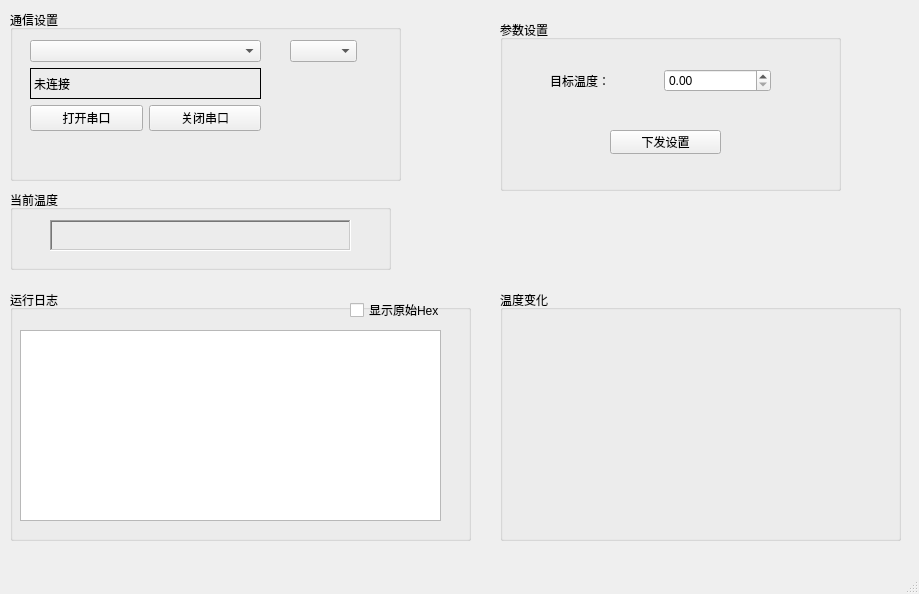
mojimojimo/MyIndustrialHMI, file mainwindow.ui: the form before one commit.
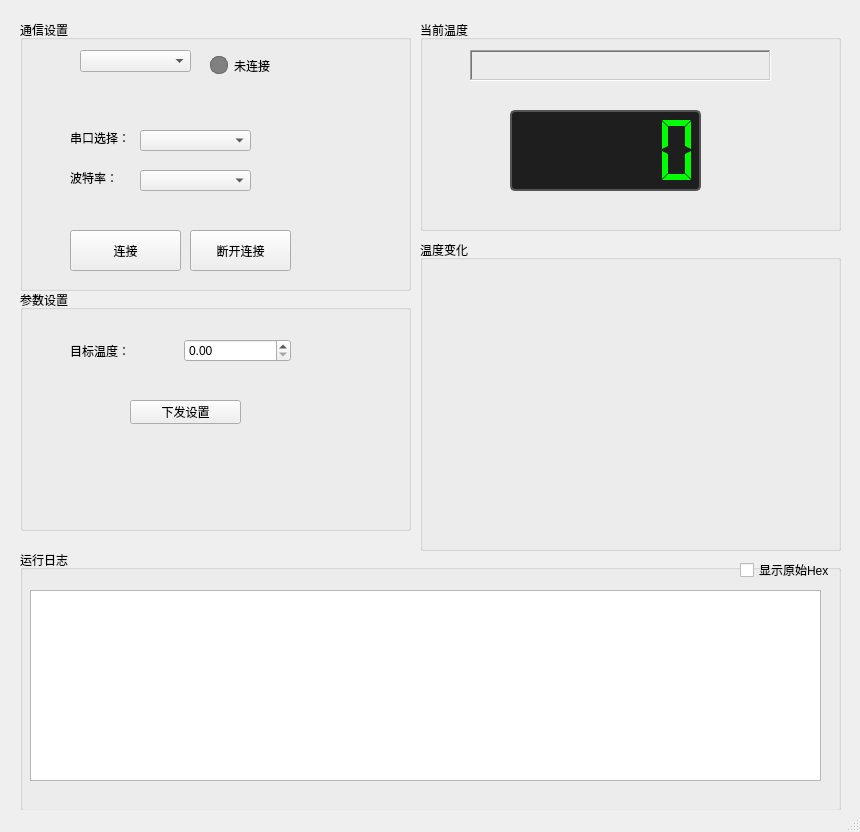
The form after the commit. Custom widgets are drawn as their Qt base class.

The edit to the form file:
```diff
--- a/mainwindow.ui
+++ b/mainwindow.ui
@@ -6,8 +6,8 @@
    <rect>
     <x>0</x>
     <y>0</y>
-    <width>919</width>
-    <height>594</height>
+    <width>860</width>
+    <height>832</height>
    </rect>
   </property>
   <property name="windowTitle">
@@ -17,10 +17,10 @@
    <widget class="QGroupBox" name="groupBox">
     <property name="geometry">
      <rect>
-      <x>500</x>
-      <y>20</y>
-      <width>341</width>
-      <height>171</height>
+      <x>20</x>
+      <y>290</y>
+      <width>391</width>
+      <height>241</height>
      </rect>
     </property>
     <property name="title">
@@ -39,7 +39,7 @@
       <string>下发设置</string>
      </property>
     </widget>
-    <widget class="QWidget" name="">
+    <widget class="QWidget" name="layoutWidget">
      <property name="geometry">
       <rect>
        <x>50</x>
@@ -65,76 +65,192 @@
    <widget class="QGroupBox" name="groupBox_2">
     <property name="geometry">
      <rect>
-      <x>10</x>
-      <y>10</y>
+      <x>20</x>
+      <y>20</y>
       <width>391</width>
-      <height>171</height>
+      <height>271</height>
      </rect>
     </property>
     <property name="title">
      <string>通信设置</string>
     </property>
-    <widget class="QWidget" name="">
+    <widget class="QStackedWidget" name="stackedWidget">
      <property name="geometry">
       <rect>
        <x>20</x>
+       <y>90</y>
+       <width>261</width>
+       <height>101</height>
+      </rect>
+     </property>
+     <property name="currentIndex">
+      <number>0</number>
+     </property>
+     <widget class="QWidget" name="page">
+      <widget class="QLabel" name="label_5">
+       <property name="geometry">
+        <rect>
+         <x>30</x>
+         <y>20</y>
+         <width>60</width>
+         <height>16</height>
+        </rect>
+       </property>
+       <property name="text">
+        <string>串口选择：</string>
+       </property>
+      </widget>
+      <widget class="QLabel" name="label_3">
+       <property name="geometry">
+        <rect>
+         <x>30</x>
+         <y>60</y>
+         <width>48</width>
+         <height>16</height>
+        </rect>
+       </property>
+       <property name="text">
+        <string>波特率：</string>
+       </property>
+      </widget>
+      <widget class="QComboBox" name="portList">
+       <property name="geometry">
+        <rect>
+         <x>100</x>
+         <y>20</y>
+         <width>111</width>
+         <height>21</height>
+        </rect>
+       </property>
+      </widget>
+      <widget class="QComboBox" name="baudList">
+       <property name="geometry">
+        <rect>
+         <x>100</x>
+         <y>60</y>
+         <width>111</width>
+         <height>21</height>
+        </rect>
+       </property>
+      </widget>
+     </widget>
+     <widget class="QWidget" name="page_2">
+      <widget class="QWidget" name="layoutWidget">
+       <property name="geometry">
+        <rect>
+         <x>40</x>
+         <y>20</y>
+         <width>187</width>
+         <height>70</height>
+        </rect>
+       </property>
+       <layout class="QGridLayout" name="gridLayout">
+        <item row="1" column="0">
+         <widget class="QLabel" name="label_4">
+          <property name="text">
+           <string>端口号：</string>
+          </property>
+         </widget>
+        </item>
+        <item row="0" column="1">
+         <widget class="QLineEdit" name="ipEdit"/>
+        </item>
+        <item row="1" column="1">
+         <widget class="QLineEdit" name="portEdit"/>
+        </item>
+        <item row="0" column="0">
+         <widget class="QLabel" name="label_2">
+          <property name="text">
+           <string>IP:</string>
+          </property>
+         </widget>
+        </item>
+       </layout>
+      </widget>
+     </widget>
+    </widget>
+    <widget class="QComboBox" name="modeList">
+     <property name="geometry">
+      <rect>
+       <x>60</x>
        <y>30</y>
-       <width>231</width>
-       <height>91</height>
+       <width>111</width>
+       <height>22</height>
       </rect>
      </property>
-     <layout class="QVBoxLayout" name="verticalLayout">
+    </widget>
+    <widget class="QPushButton" name="btnOpen">
+     <property name="geometry">
+      <rect>
+       <x>50</x>
+       <y>210</y>
+       <width>111</width>
+       <height>41</height>
+      </rect>
+     </property>
+     <property name="text">
+      <string>连接</string>
+     </property>
+    </widget>
+    <widget class="QPushButton" name="btnClose">
+     <property name="geometry">
+      <rect>
+       <x>170</x>
+       <y>210</y>
+       <width>101</width>
+       <height>41</height>
+      </rect>
+     </property>
+     <property name="text">
+      <string>断开连接</string>
+     </property>
+    </widget>
+    <widget class="QWidget" name="layoutWidget">
+     <property name="geometry">
+      <rect>
+       <x>190</x>
+       <y>30</y>
+       <width>81</width>
+       <height>31</height>
+      </rect>
+     </property>
+     <layout class="QHBoxLayout" name="horizontalLayout">
       <item>
-       <widget class="QComboBox" name="portList"/>
+       <widget class="QLabel" name="lblLight">
+        <property name="styleSheet">
+         <string notr="true">min-width: 16px;
+min-height: 16px;
+max-width: 16px;
+max-height: 16px;
+border-radius: 8px;  /* 半径是宽高的一半，就是圆形 */
+background-color: grey; /* 默认灰色 */
+border: 1px solid #666;</string>
+        </property>
+        <property name="text">
+         <string/>
+        </property>
+       </widget>
       </item>
       <item>
        <widget class="QLabel" name="lblStatus">
         <property name="frameShape">
-         <enum>QFrame::Panel</enum>
+         <enum>QFrame::NoFrame</enum>
         </property>
         <property name="text">
          <string>未连接</string>
         </property>
        </widget>
       </item>
-      <item>
-       <layout class="QHBoxLayout" name="horizontalLayout">
-        <item>
-         <widget class="QPushButton" name="btnOpen">
-          <property name="text">
-           <string>打开串口</string>
-          </property>
-         </widget>
-        </item>
-        <item>
-         <widget class="QPushButton" name="btnClose">
-          <property name="text">
-           <string>关闭串口</string>
-          </property>
-         </widget>
-        </item>
-       </layout>
-      </item>
      </layout>
     </widget>
-    <widget class="QComboBox" name="baudRateList">
-     <property name="geometry">
-      <rect>
-       <x>280</x>
-       <y>30</y>
-       <width>67</width>
-       <height>22</height>
-      </rect>
-     </property>
-    </widget>
    </widget>
    <widget class="QGroupBox" name="groupBox_3">
     <property name="geometry">
      <rect>
-      <x>10</x>
-      <y>290</y>
-      <width>461</width>
-      <height>251</height>
+      <x>20</x>
+      <y>550</y>
+      <width>821</width>
+      <height>261</height>
      </rect>
     </property>
     <property name="title">
@@ -143,7 +259,7 @@
     <widget class="QCheckBox" name="chkHexDisplay">
      <property name="geometry">
       <rect>
-       <x>340</x>
+       <x>720</x>
        <y>10</y>
        <width>91</width>
        <height>20</height>
@@ -158,7 +274,7 @@
       <rect>
        <x>10</x>
        <y>40</y>
-       <width>421</width>
+       <width>791</width>
        <height>191</height>
       </rect>
      </property>
@@ -167,10 +283,10 @@
    <widget class="QGroupBox" name="groupBox_4">
     <property name="geometry">
      <rect>
-      <x>10</x>
-      <y>190</y>
-      <width>381</width>
-      <height>80</height>
+      <x>420</x>
+      <y>20</y>
+      <width>421</width>
+      <height>211</height>
      </rect>
     </property>
     <property name="title">
@@ -179,7 +295,7 @@
     <widget class="QLabel" name="lblTemp">
      <property name="geometry">
       <rect>
-       <x>40</x>
+       <x>50</x>
        <y>30</y>
        <width>301</width>
        <height>31</height>
@@ -195,14 +311,35 @@
       <string/>
      </property>
     </widget>
+    <widget class="QLCDNumber" name="lcdTemp">
+     <property name="geometry">
+      <rect>
+       <x>90</x>
+       <y>90</y>
+       <width>191</width>
+       <height>81</height>
+      </rect>
+     </property>
+     <property name="styleSheet">
+      <string notr="true">QLCDNumber {
+    background-color: #1e1e1e; /* 黑底 */
+    color: #00ff00;            /* 绿字 */
+    border: 2px solid #555;    /* 边框 */
+    border-radius: 5px;        /* 圆角 */
+}</string>
+     </property>
+     <property name="segmentStyle">
+      <enum>QLCDNumber::Flat</enum>
+     </property>
+    </widget>
    </widget>
    <widget class="QGroupBox" name="groupBox_5">
     <property name="geometry">
      <rect>
-      <x>500</x>
-      <y>290</y>
-      <width>401</width>
-      <height>251</height>
+      <x>420</x>
+      <y>240</y>
+      <width>421</width>
+      <height>311</height>
      </rect>
     </property>
     <property name="title">
@@ -213,7 +350,7 @@
       <rect>
        <x>20</x>
        <y>40</y>
-       <width>351</width>
+       <width>381</width>
        <height>191</height>
       </rect>
      </property>
```
Left out of the diff: 2 changed lines with no effect on the pictures.
